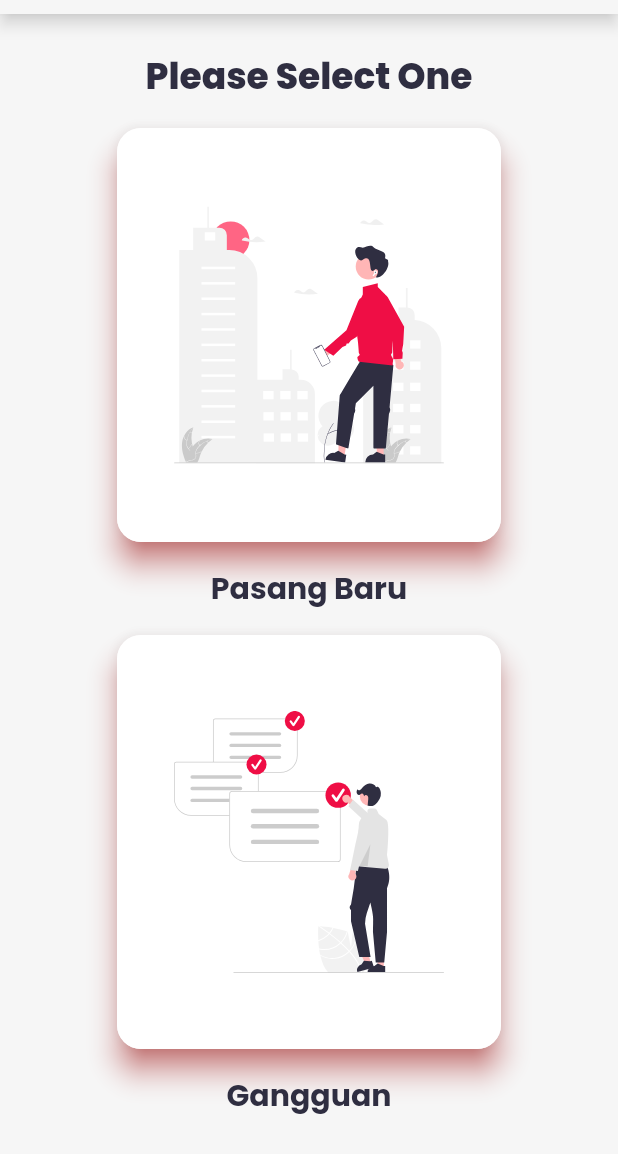
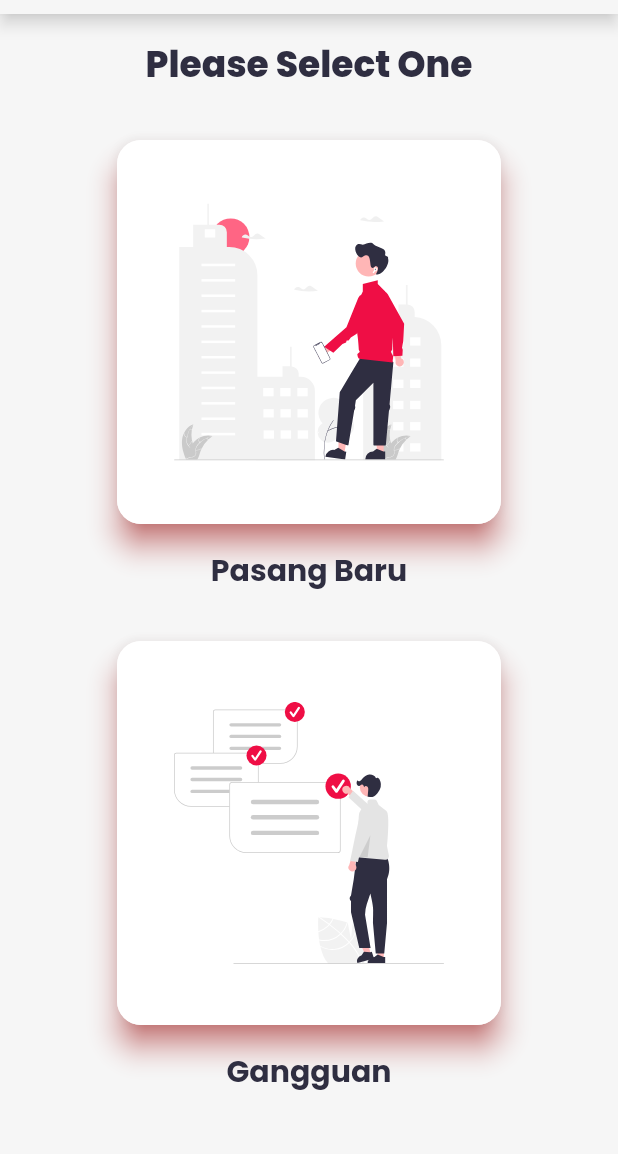
Before and after one commit to imaldila/dbam, a Flutter app: the ChooseScreen screen opened directly, on a phone screen of 412 x 824 dp, the part 82-1236 px from its top. Run offline on Flutter 3.47's test engine with Material 2 defaults, Android fonts, the phone set to English and light mode, and no system bars; our stand-ins replace flutter_svg, google_fonts, page_transition; missing offline and left inert: hand_signature; project files that could hold a hidden picture were left out.

Commit message:
refractor choose screen

```diff
--- a/lib/main.dart
+++ b/lib/main.dart
@@ -1,5 +1,6 @@
 import 'package:d_bam/constants.dart';
 import 'package:d_bam/models/category_data.dart';
+import 'package:d_bam/models/choose_data.dart';
 import 'package:d_bam/models/counter.dart';
 import 'package:d_bam/models/datepicker.dart';
 import 'package:d_bam/models/package_data.dart';
@@ -31,9 +32,12 @@
         ChangeNotifierProvider<TextData>(create: (context) {
           return TextData();
         }),
-         ChangeNotifierProvider<Counter>(create: (context) {
+        ChangeNotifierProvider<Counter>(create: (context) {
           return Counter();
         }),
+        ChangeNotifierProvider<ChooseData>(
+          create: (context) => ChooseData(),
+        )
       ],
       child: MaterialApp(
         debugShowCheckedModeBanner: false,
@@ -47,27 +51,3 @@
     );
   }
 }
-
-// onGenerateRoute: (settings) {
-      //   switch (settings.name) {
-      //     case HomeScreen.id:
-      //       return PageTransition(
-      //           child: HomeScreen(), type: PageTransitionType.rightToLeft);
-      //     case ChooseScreen.id:
-      //       return PageTransition(
-      //           child: ChooseScreen(), type: PageTransitionType.rightToLeft);
-      //     case FormGangguan.id:
-      //       return PageTransition(
-      //           child: FormGangguan(),
-      //           type: PageTransitionType.leftToRight,
-      //           settings: settings);
-
-      //     default:
-      //       return null;
-      //   }
-      // },
-      // routes: {
-      //   HomeScreen.id: (context) => HomeScreen(),
-      //   ChooseScreen.id: (context) => ChooseScreen(),
-      //   FormGangguan.id: (context) => FormGangguan()
-      // },
--- /dev/null
+++ b/lib/models/choose_data.dart
@@ -0,0 +1,41 @@
+import 'dart:collection';
+
+import 'package:flutter/material.dart';
+
+class Choose {
+  String label;
+  bool isSelected;
+  String images;
+
+  Choose({
+    required this.label,
+    this.isSelected = false,
+    required this.images,
+  });
+}
+
+class ChooseData extends ChangeNotifier {
+  final List<Choose> _chooseData = [
+    Choose(label: 'Pasang Baru', images: 'assets/images/img_psb.svg'),
+    Choose(label: 'Gangguan', images: 'assets/images/img_ggn.svg')
+  ];
+
+  int get chooseCount {
+    return _chooseData.length;
+  }
+
+  UnmodifiableListView<Choose> get chooseData {
+    return UnmodifiableListView(_chooseData);
+  }
+
+  String? _selectedChooseData;
+
+  String? get selected {
+    return _selectedChooseData;
+  }
+
+  set selected(final String? chooseData) {
+    _selectedChooseData = chooseData;
+    notifyListeners();
+  }
+}
--- a/lib/models/datepicker.dart
+++ b/lib/models/datepicker.dart
@@ -1,6 +1,5 @@
 import 'dart:async';
 
-import 'package:flutter/cupertino.dart';
 import 'package:flutter/material.dart';
 import 'package:intl/intl.dart';
 
--- a/lib/screens/choose_screen.dart
+++ /dev/null
@@ -1,120 +0,0 @@
-import 'package:d_bam/constants.dart';
-import 'package:d_bam/models/text_data.dart';
-import 'package:d_bam/screens/form_gangguan_screen.dart';
-import 'package:d_bam/screens/form_material_screen.dart';
-import 'package:d_bam/widgets/my_option_card.dart';
-import 'package:flutter/cupertino.dart';
-import 'package:flutter/material.dart';
-import 'package:flutter_svg/svg.dart';
-import 'package:page_transition/page_transition.dart';
-import 'package:provider/provider.dart';
-
-class ChooseScreen extends StatelessWidget {
-  const ChooseScreen({Key? key}) : super(key: key);
-  static const String id = 'Choose Screen';
-
-  @override
-  Widget build(BuildContext context) {
-    return Scaffold(
-      backgroundColor: kBgColour,
-      appBar: buildAppBar(context),
-      body: Padding(
-        padding: const EdgeInsets.symmetric(
-          horizontal: kHorPadding,
-          vertical: 24,
-        ),
-        child: Center(
-          child: Column(
-            children: [
-              Text('Please Select One', style: kTextStyle24),
-              SizedBox(
-                height: kPadding,
-              ),
-              Expanded(
-                child: InkWell(
-                  onTap: () {
-                     Navigator.push(
-                      context,
-                      PageTransition(
-                          child: FormMaterial(),
-                          type: PageTransitionType.rightToLeft),
-                    );
-                  },
-                  child: OptionCard(
-                    svgPicture: SvgPicture.asset('assets/images/img_psb.svg'),
-                  ),
-                ),
-              ),
-              SizedBox(
-                height: kPadding,
-              ),
-              Text(
-                context.watch<TextData>().psb,
-                style: kTextStyle20Bold,
-              ),
-              SizedBox(
-                height: kPadding,
-              ),
-              Expanded(
-                child: InkWell(
-                  onTap: () {
-                    Navigator.push(
-                      context,
-                      PageTransition(
-                          child: FormGangguan(),
-                          type: PageTransitionType.rightToLeft),
-                    );
-                  },
-                  child: OptionCard(
-                    svgPicture: SvgPicture.asset('assets/images/img_ggn.svg'),
-                  ),
-                ),
-              ),
-              SizedBox(
-                height: kPadding,
-              ),
-              Text(
-                context.watch<TextData>().gangguan,
-                style: kTextStyle20Bold,
-              ),
-            ],
-          ),
-        ),
-      ),
-    );
-  }
-
-  AppBar buildAppBar(BuildContext context) {
-    return AppBar(
-      toolbarHeight: 64,
-      backgroundColor: kBgColour,
-      leading: Padding(
-        padding: const EdgeInsets.all(8),
-        child: IconButton(
-          onPressed: () {
-            Navigator.pop(context);
-          },
-          icon: SvgPicture.asset(
-            'assets/icons/ic_left.svg',
-            color: kIcColour,
-          ),
-        ),
-      ),
-      actions: [
-        Padding(
-          padding: const EdgeInsets.symmetric(horizontal: kHorPadding),
-          child: CircleAvatar(
-            foregroundColor: Colors.red,
-            backgroundColor: kBgColour,
-            child: Image.asset(
-              'assets/images/logo1.png',
-              fit: BoxFit.contain,
-            ),
-            radius: 24,
-          ),
-        ),
-      ],
-      shadowColor: kBgColour,
-    );
-  }
-}
--- /dev/null
+++ b/lib/screens/choose_screen/choose_screen.dart
@@ -0,0 +1,65 @@
+import 'package:flutter/material.dart';
+import 'package:flutter_svg/svg.dart';
+
+import '../../constants.dart';
+import 'components/option_choose.dart';
+
+class ChooseScreen extends StatelessWidget {
+  ChooseScreen({Key? key}) : super(key: key);
+
+  @override
+  Widget build(BuildContext context) {
+    return Scaffold(
+      backgroundColor: kBgColour,
+      appBar: buildAppBar(context),
+      body: Center(
+        child: Column(
+          children: [
+            const SizedBox(
+              height: kPadding,
+            ),
+            Text('Please Select One', style: kTextStyle24),
+            const SizedBox(
+              height: kPadding,
+            ),
+            const OptionChoose(),
+          ],
+        ),
+      ),
+    );
+  }
+
+  AppBar buildAppBar(BuildContext context) {
+    return AppBar(
+      toolbarHeight: 64,
+      backgroundColor: kBgColour,
+      leading: Padding(
+        padding: const EdgeInsets.all(8),
+        child: IconButton(
+          onPressed: () {
+            Navigator.pop(context);
+          },
+          icon: SvgPicture.asset(
+            'assets/icons/ic_left.svg',
+            color: kIcColour,
+          ),
+        ),
+      ),
+      actions: [
+        Padding(
+          padding: const EdgeInsets.symmetric(horizontal: kHorPadding),
+          child: CircleAvatar(
+            foregroundColor: Colors.red,
+            backgroundColor: kBgColour,
+            child: Image.asset(
+              'assets/images/logo1.png',
+              fit: BoxFit.contain,
+            ),
+            radius: 24,
+          ),
+        ),
+      ],
+      shadowColor: kBgColour,
+    );
+  }
+}
--- /dev/null
+++ b/lib/screens/choose_screen/components/choose_card.dart
@@ -0,0 +1,49 @@
+import 'package:flutter/material.dart';
+import 'package:flutter_svg/flutter_svg.dart';
+
+import '../../../constants.dart';
+
+class ChooseCard extends StatelessWidget {
+  const ChooseCard({
+    Key? key,
+    required this.svgPicture,
+    required this.label, required this.onTap,
+  }) : super(key: key);
+
+  final SvgPicture svgPicture;
+  final String label;
+  final Function() onTap;
+
+  @override
+  Widget build(BuildContext context) {
+    return Column(
+      children: [
+        InkWell(
+          onTap: onTap,
+          child: Material(
+            elevation: 8,
+            borderRadius: BorderRadius.circular(16),
+            shadowColor: kBtnColour,
+            child: Container(
+              height: 256,
+              width: 256,
+              child: Padding(
+                padding: const EdgeInsets.all(38.0),
+                child: svgPicture,
+              ),
+              decoration: BoxDecoration(
+                  borderRadius: BorderRadius.circular(16), color: Colors.white),
+            ),
+          ),
+        ),
+        const SizedBox(
+          height: kPadding,
+        ),
+        Text(
+          label,
+          style: kTextStyle20Bold,
+        )
+      ],
+    );
+  }
+}
--- /dev/null
+++ b/lib/screens/choose_screen/components/option_choose.dart
@@ -0,0 +1,65 @@
+import 'package:d_bam/models/choose_data.dart';
+import 'package:flutter/material.dart';
+import 'package:flutter_svg/flutter_svg.dart';
+import 'package:page_transition/page_transition.dart';
+import 'package:provider/provider.dart';
+
+import '../../../constants.dart';
+import '../../form_gangguan_screen.dart';
+import '../../form_material_screen.dart';
+import 'choose_card.dart';
+
+class OptionChoose extends StatelessWidget {
+  const OptionChoose({
+    Key? key,
+  }) : super(key: key);
+
+  @override
+  Widget build(BuildContext context) {
+    return Consumer<ChooseData>(
+      builder: (context, data, child) => SingleChildScrollView(
+        scrollDirection: Axis.vertical,
+        child: Column(
+          children: List.generate(
+            data.chooseCount,
+            (index) {
+              final dataChoose = data.chooseData[index];
+              return Padding(
+                padding: EdgeInsets.all(kPadding),
+                child: ChooseCard(
+                    svgPicture: SvgPicture.asset(dataChoose.images),
+                    label: dataChoose.label,
+                    onTap: () {
+                      dataChoose.label == 'Pasang Baru'
+                          ? toPSB(context)
+                          : toGangguan(context);
+
+                      print(dataChoose.label);
+                    }),
+              );
+            },
+          ),
+        ),
+      ),
+    );
+  }
+
+  void toGangguan(BuildContext context) {
+    Navigator.push(
+      context,
+      PageTransition(
+          child: FormGangguan(), type: PageTransitionType.rightToLeft),
+    );
+
+    print(context.read<ChooseData>().chooseData.asMap());
+  }
+
+  void toPSB(BuildContext context) {
+    Navigator.push(
+      context,
+      PageTransition(
+          child: FormMaterial(), type: PageTransitionType.rightToLeft),
+    );
+    print(context.read<ChooseData>().chooseData.asMap().keys.toList());
+  }
+}
--- a/lib/screens/form_gangguan_screen.dart
+++ b/lib/screens/form_gangguan_screen.dart
@@ -33,7 +33,7 @@
 
   final ValKey valKey = ValKey();
 
-  final _formKeyGangguanScreen = GlobalKey<FormState>();
+
 
   @override
   void initState() {
@@ -77,10 +77,7 @@
           horizontal: kHorPadding,
         ),
         children: [
-          Form(
-            key: _formKeyGangguanScreen,
-            autovalidateMode: AutovalidateMode.onUserInteraction,
-            child: Column(
+          Column(
             crossAxisAlignment: CrossAxisAlignment.stretch,
             mainAxisAlignment: MainAxisAlignment.center,
             children: [
@@ -146,7 +143,6 @@
                 },
               ),
             ],
-            ),
           ),
         ],
       ),
--- a/lib/screens/home_screen.dart
+++ b/lib/screens/home_screen.dart
@@ -1,6 +1,4 @@
-import 'dart:ui';
-
-import 'package:d_bam/screens/choose_screen.dart';
+import 'package:d_bam/screens/choose_screen/choose_screen.dart';
 import 'package:d_bam/widgets/my_button_rounded.dart';
 import 'package:flutter/material.dart';
 import 'package:flutter_svg/flutter_svg.dart';
@@ -10,8 +8,6 @@
 
 class HomeScreen extends StatelessWidget {
   const HomeScreen({Key? key}) : super(key: key);
-
-  static const String id = 'Home Screen';
 
   @override
   Widget build(BuildContext context) {
@@ -51,7 +47,7 @@
                 width: 300,
               ),
             ),
-            SizedBox(
+            const SizedBox(
               height: 78,
             ),
             Text(
--- a/lib/widgets/my_option_card.dart
+++ /dev/null
@@ -1,32 +0,0 @@
-import 'package:flutter/material.dart';
-import 'package:flutter_svg/flutter_svg.dart';
-
-import '../constants.dart';
-
-class OptionCard extends StatelessWidget {
-  const OptionCard({
-    Key? key,
-    required this.svgPicture,
-  }) : super(key: key);
-
-  final SvgPicture svgPicture;
-
-  @override
-  Widget build(BuildContext context) {
-    return Material(
-      elevation: 8,
-      borderRadius: BorderRadius.circular(16),
-      shadowColor: kBtnColour,
-      child: Container(
-        height: 256,
-        width: 256,
-        child: Padding(
-          padding: const EdgeInsets.all(38.0),
-          child: svgPicture,
-        ),
-        decoration: BoxDecoration(
-            borderRadius: BorderRadius.circular(16), color: Colors.white),
-      ),
-    );
-  }
-}
```
Also changed, not shown: pubspec.lock. Lines whose indentation alone changed are shown as unchanged.
